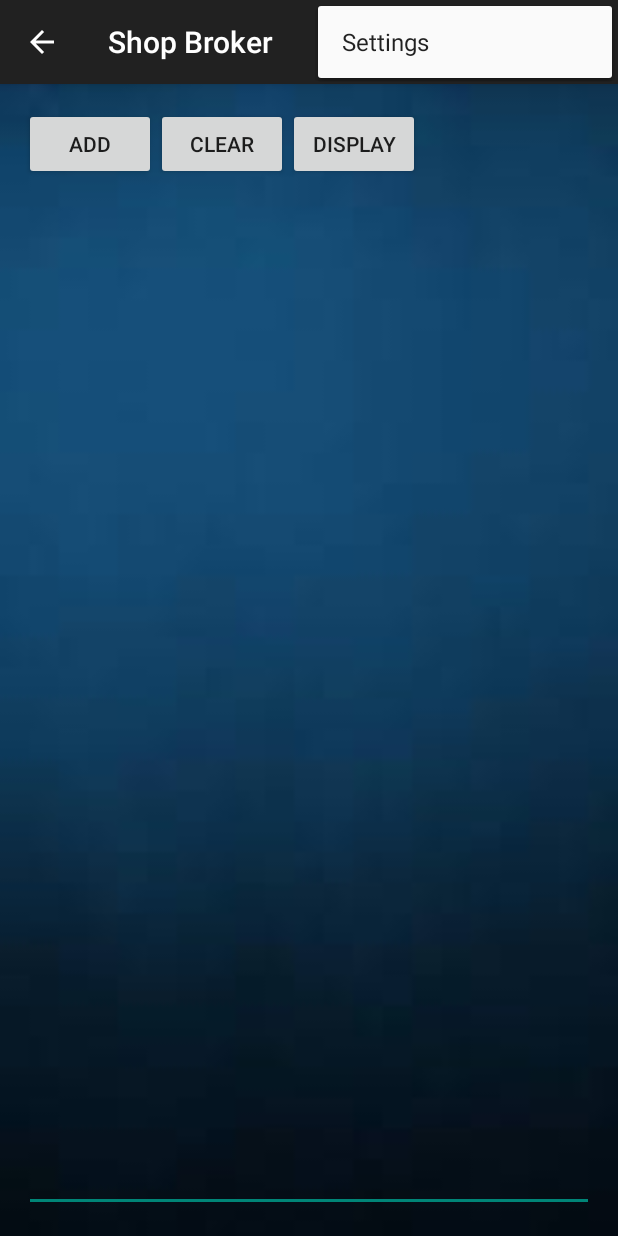
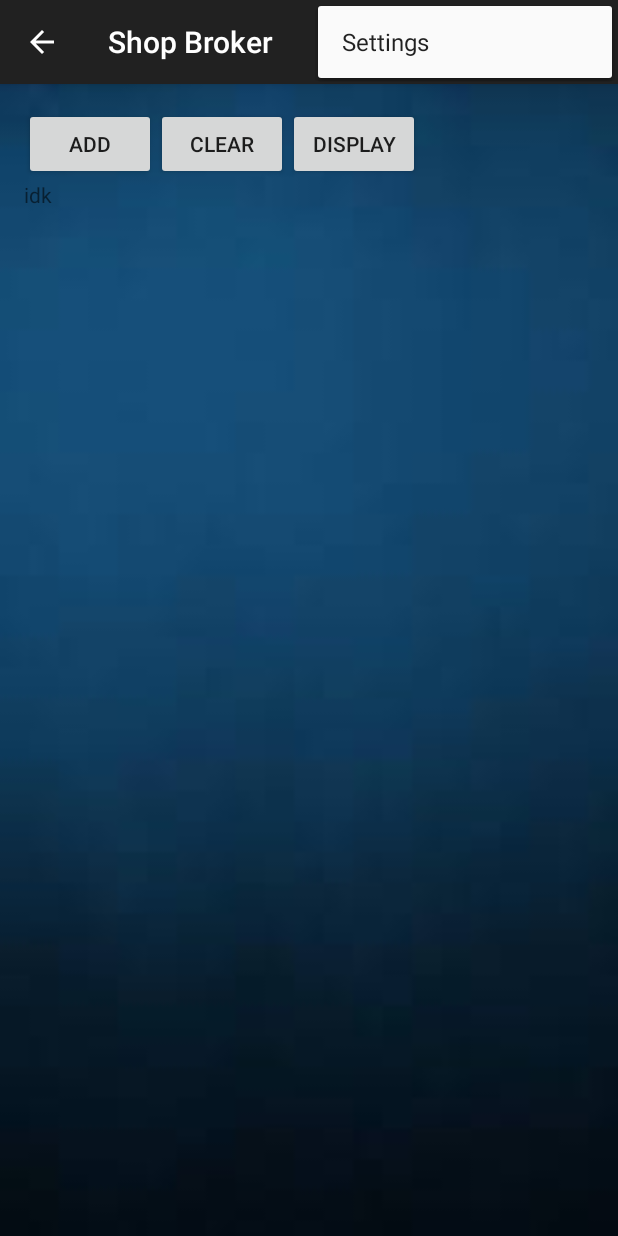
Before and after one commit to jmc0592/4410Project, an Android app: the screen it shows after launch (ListActivity), with the options menu open, on a phone screen of 412 x 824 dp. Run offline under Robolectric (Android 15) with nearby library versions, the phone set to English and light mode, and no system bars; 2 statements that could not run were skipped.

Commit message:
added activity for list creation

```diff
--- a/app/src/main/java/com/example/shopbroker/ListActivity.java
+++ b/app/src/main/java/com/example/shopbroker/ListActivity.java
@@ -67,7 +67,7 @@ public class ListActivity extends ActionBarActivity
 
             case 0:
                 fragmentManager.beginTransaction()
-                        .replace(R.id.container, PlaceholderFragment.newInstance(position + 1))
+                        .replace(R.id.container, ListsFragment.newInstance(position + 1))
                         .commit();
                 break;
             case 1:
@@ -133,7 +133,7 @@ public class ListActivity extends ActionBarActivity
 
         return super.onOptionsItemSelected(item);
     }
-
+/*
     private void openDB(){
         myDb = new DBAdapter(this);
         myDb.open();
@@ -142,7 +142,7 @@ public class ListActivity extends ActionBarActivity
     private void closeDB() {
         myDb.close();
     }
-
+*/
     // called when button is pressed
     public void onClick_AddList(View v){
         displayText("Clicked add List");
--- a/app/src/main/java/com/example/shopbroker/PlaceholderFragment.java
+++ b/app/src/main/java/com/example/shopbroker/ListsFragment.java
@@ -11,11 +11,8 @@ import android.view.ViewGroup;
 import android.widget.ImageView;
 import android.widget.TextView;
 
-/**
- * A placeholder fragment containing a simple view.
- */
-
-public class PlaceholderFragment extends Fragment {
+public class ListsFragment extends Fragment {
+    /**
     /**
      * The fragment argument representing the section number for this
      * fragment.
@@ -29,8 +26,8 @@ public class PlaceholderFragment extends Fragment {
      * Returns a new instance of this fragment for the given section
      * number.
      */
-    public static PlaceholderFragment newInstance(int sectionNumber) {
-        PlaceholderFragment fragment = new PlaceholderFragment();
+    public static ListsFragment newInstance(int sectionNumber) {
+        ListsFragment fragment = new ListsFragment();
         Bundle args = new Bundle();
         args.putInt(ARG_SECTION_NUMBER, sectionNumber);
         fragment.setArguments(args);
@@ -43,7 +40,7 @@ public class PlaceholderFragment extends Fragment {
         //closeDB();
     }
 
-    public PlaceholderFragment() {
+    public ListsFragment() {
     }
 
     //called to "inflate"/display layout file
@@ -60,7 +57,7 @@ public class PlaceholderFragment extends Fragment {
         ((ListActivity) activity).onSectionAttached(
                 getArguments().getInt(ARG_SECTION_NUMBER));
     }
-/*
+
     public void openDB(){
         myDb = new DBAdapter(ctx);
         myDb.open();
@@ -69,8 +66,8 @@ public class PlaceholderFragment extends Fragment {
     private void closeDB() {
         myDb.close();
     }
-    */
-/*
+
+
     // called when button is pressed
     public void onClick_AddList(View v){
         listAc.displayText("Clicked add List");
@@ -82,12 +79,12 @@ public class PlaceholderFragment extends Fragment {
     }
     public void onClick_ClearAll(View v){
         listAc.displayText("Clicked clear all");
-       //myDb.deleteAll();
+        myDb.deleteAll();
     }
     public void onClick_DisplayLists(View v){
         listAc.displayText("Clicked display lists");
-        //Cursor cursor = myDb.getAllRows();
-        //displayRecordset(cursor);
+        Cursor cursor = myDb.getAllRows();
+        displayRecordset(cursor);
     }
 
     //Display entire record set
@@ -111,5 +108,5 @@ public class PlaceholderFragment extends Fragment {
         }
         listAc.displayText(message);
     }
-*/
+
 }
--- a/app/src/main/res/layout/fragment_list.xml
+++ b/app/src/main/res/layout/fragment_list.xml
@@ -15,7 +15,8 @@
         android:layout_width="wrap_content"
         android:layout_height="wrap_content"
         android:layout_alignParentLeft="true"
-        android:layout_alignParentTop="true" >
+        android:layout_alignParentTop="true"
+        android:layout_alignParentStart="true">
 
         <Button
             android:id="@+id/btnAdd"
@@ -39,18 +40,20 @@
             android:text="Display" />
     </LinearLayout>
 
+    <!--ScrollView to hold each list (the buttons for the lists)-->
+    <ScrollView
+        android:layout_width="match_parent"
+        android:layout_height="wrap_content"
+        android:layout_below="@+id/buttonBar"
+        android:layout_alignParentLeft="true"
+        android:layout_alignParentStart="true">
 
-    <EditText
-        android:id="@+id/textDisplay"
-        android:layout_width="wrap_content"
-        android:layout_height="wrap_content"
-        android:layout_alignParentBottom="true"
-        android:layout_alignParentLeft="true"
-        android:layout_alignParentRight="true"
-        android:layout_below="@id/buttonBar"
-        android:ems="10"
-        android:gravity="top|left"
-        android:inputType="textMultiLine" >
-    </EditText>
+        <TextView
+            android:id="@+id/textDisplay"
+            android:layout_width="wrap_content"
+            android:layout_height="wrap_content"
+            android:text="idk"/>
+    </ScrollView>
+
 
 </RelativeLayout>
--- a/app/src/main/res/values/strings.xml
+++ b/app/src/main/res/values/strings.xml
@@ -12,5 +12,6 @@
 
     <string name="action_settings">Settings</string>
     <string name="hello_world">Hello world!</string>
+    <string name="title_activity_create_list">CreateListActivity</string>
 
 </resources>
```
Also changed, not shown: app/src/main/AndroidManifest.xml (+8 -0 lines), app/src/main/java/com/example/shopbroker/CreateListActivity.java (added, +39 -0 lines), app/src/main/res/layout/activity_create_list.xml (added, +13 -0 lines), app/src/main/res/menu/menu_create_list.xml (added, +7 -0 lines).
